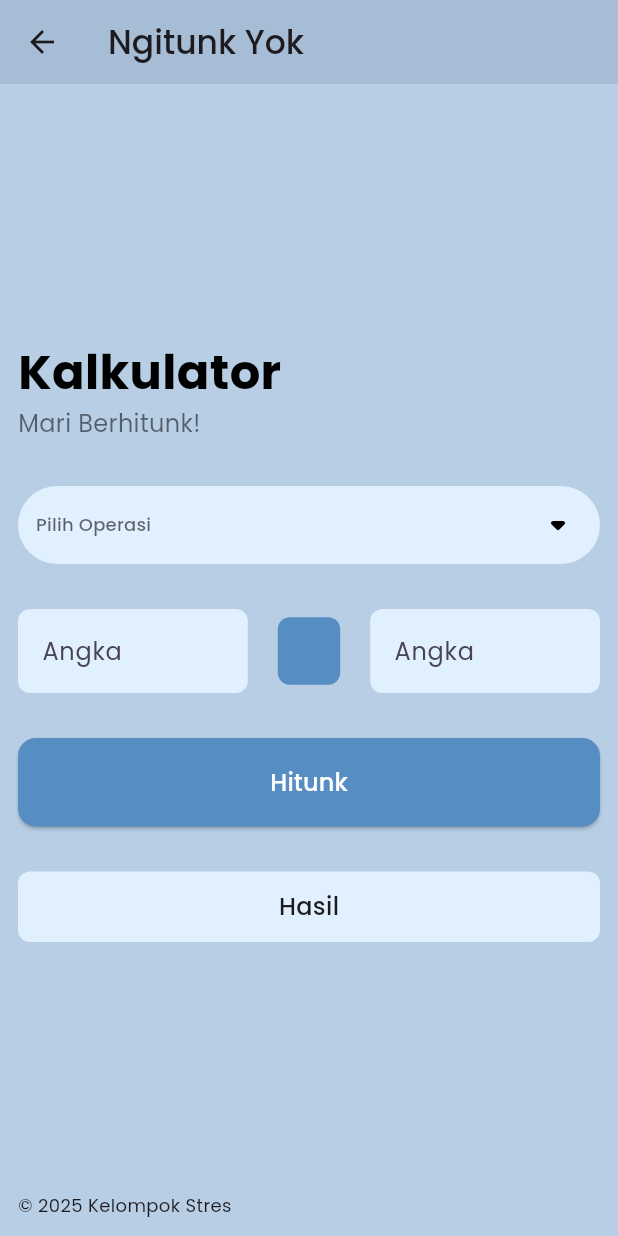
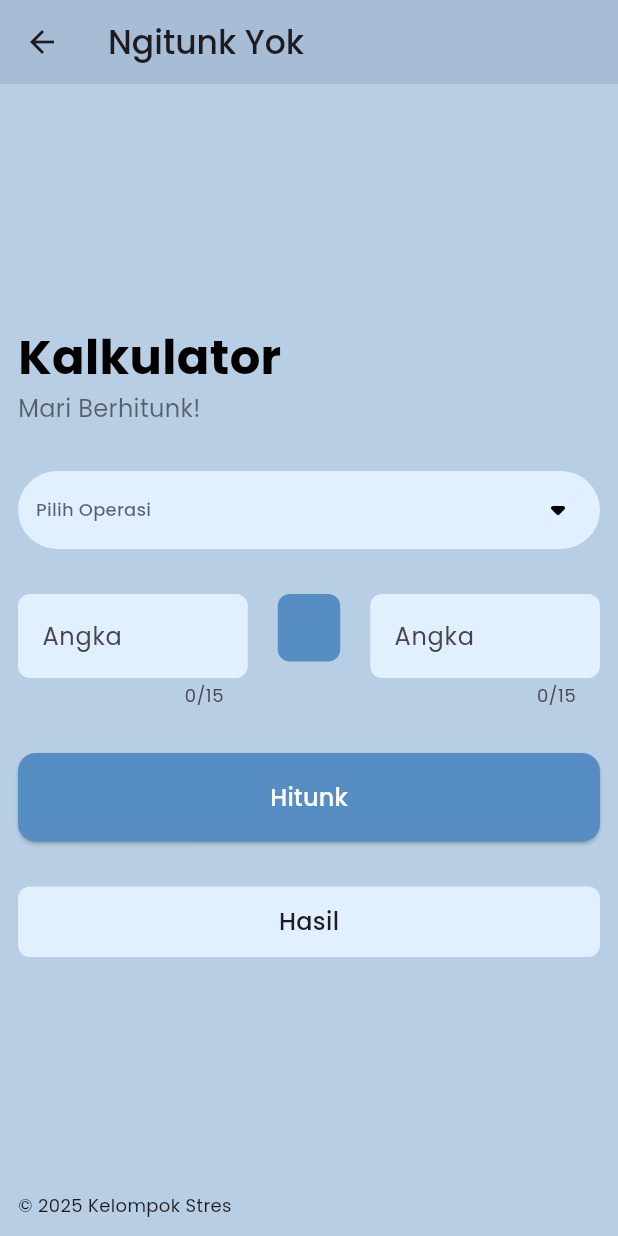
Before and after one commit to haloYusuf/tugas1-mobile-teori, a Flutter app: the KalkulatorPage screen opened by its route, on a phone screen of 412 x 824 dp. Run offline on Flutter 3.47's test engine with Material 3 defaults, Android fonts, the phone set to English and light mode, and no system bars; our stand-ins replace get.

Commit message:
Update: Add Max Length Input

```diff
--- a/lib/app/pages/ganjil_genap_page.dart
+++ b/lib/app/pages/ganjil_genap_page.dart
@@ -62,11 +62,13 @@ class GanjilGenapPage extends StatelessWidget {
                         ),
                         Row(
                           spacing: 20,
+                          crossAxisAlignment: CrossAxisAlignment.start,
                           children: [
                             Expanded(
                               child: TextField(
                                 keyboardType: TextInputType.number,
                                 textInputAction: TextInputAction.done,
+                                maxLength: 16,
                                 onChanged: (v) {
                                   controller.inputNumber.value = v;
                                 },
--- a/lib/app/pages/kalkulator_page.dart
+++ b/lib/app/pages/kalkulator_page.dart
@@ -96,12 +96,13 @@ class KalkulatorPage extends StatelessWidget {
                         ),
                         Row(
                           mainAxisAlignment: MainAxisAlignment.spaceBetween,
-                          crossAxisAlignment: CrossAxisAlignment.center,
+                          crossAxisAlignment: CrossAxisAlignment.start,
                           spacing: 20,
                           children: [
                             Expanded(
                               child: TextField(
                                 keyboardType: TextInputType.number,
+                                maxLength: 15,
                                 textInputAction: TextInputAction.next,
                                 style: TextStyle(
                                   color: Colors.black,
@@ -145,6 +146,7 @@ class KalkulatorPage extends StatelessWidget {
                               child: TextField(
                                 keyboardType: TextInputType.number,
                                 textInputAction: TextInputAction.done,
+                                maxLength: 15,
                                 style: TextStyle(
                                   color: Colors.black,
                                   fontSize: 16,
```
